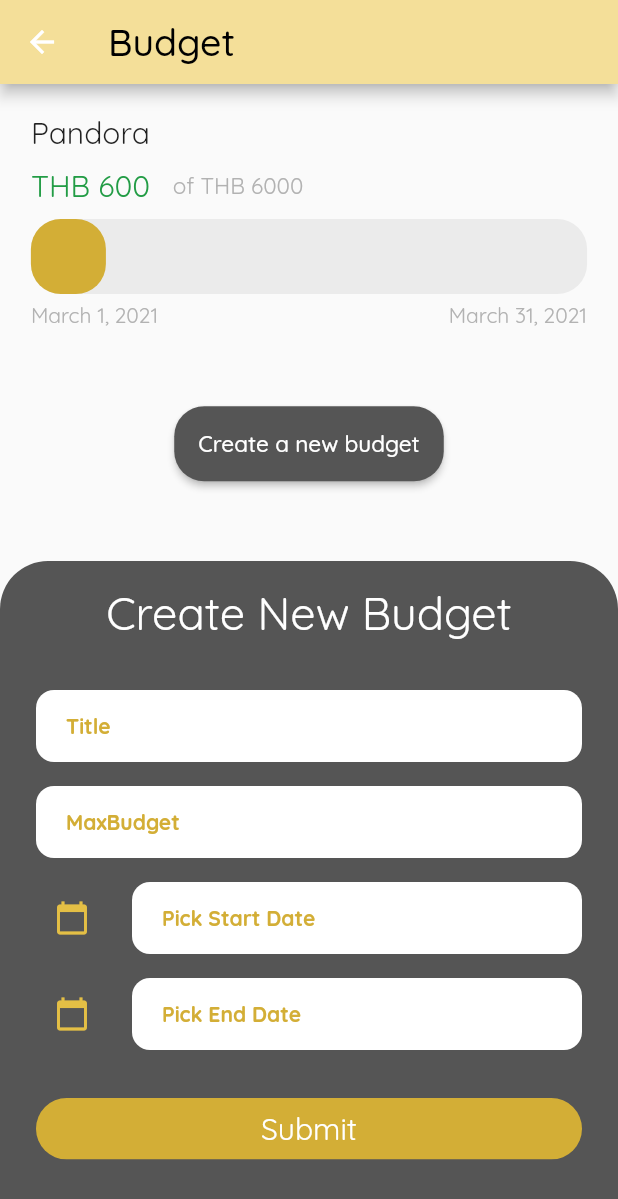
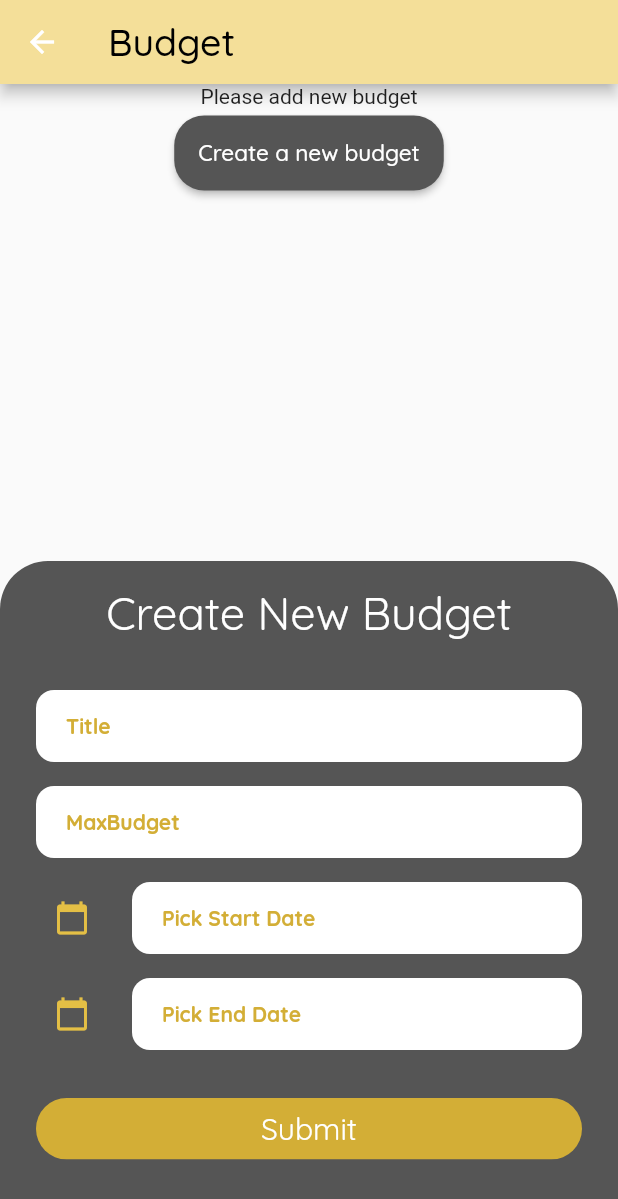
Before and after one commit to GGolfz/Setthi, a Flutter app: the BudgetScreen screen opened directly, after a tap on "Create a new budget", on a phone screen of 412 x 824 dp. Shown: the top 1199 px of the screen. Run offline on Flutter 3.47's test engine with Material 2 defaults, Android fonts, the phone set to English and light mode, and no system bars; our stand-ins replace google_fonts.

Commit message:
[Update] Create Budget Complete

```diff
--- a/lib/screens/budgetScreen.dart
+++ b/lib/screens/budgetScreen.dart
@@ -9,11 +9,32 @@ import '../widgets/budget/models/Budget.dart';
 class BudgetScreen extends StatefulWidget {
   static final routeName = '/budget';
 
-
   @override
   _BudgetScreenState createState() => _BudgetScreenState();
 }
+
 final List<Budget> _budget = [];
+Widget _buildButtonCreate(BuildContext context, Function _addNewBudget) {
+  return Center(
+    child: Container(
+      margin: EdgeInsets.all(5),
+      height: 50.0,
+      child: ElevatedButton(
+        onPressed: () {
+          _settingModalBottomSheet(context, _addNewBudget);
+        },
+        style: ElevatedButton.styleFrom(
+          primary: kNeutral450,
+          shape:
+              RoundedRectangleBorder(borderRadius: BorderRadius.circular(20)),
+        ),
+        child: Text("Create a new budget",
+            style: GoogleFonts.quicksand(fontSize: 15)),
+      ),
+    ),
+  );
+}
+
 Widget _bottomModalContainer(Widget widget) {
   return Container(
     height: 450,
@@ -30,14 +51,7 @@ Widget _bottomModalContainer(Widget widget) {
   );
 }
 
-void _addNewBudget(String title, int maxBudget) {
-  final newBudget = Budget(
-    title: title,
-    maxBudget: maxBudget,
-  );
-}
-
-void _settingModalBottomSheet(context) {
+void _settingModalBottomSheet(context, Function addNewBudget) {
   showModalBottomSheet(
       context: context,
       barrierColor: kTransparent,
@@ -47,7 +61,7 @@ void _settingModalBottomSheet(context) {
         return Wrap(
           children: [
             _bottomModalContainer(
-              BudgetForm(addBudget: _addNewBudget),
+              BudgetForm(addBudget: addNewBudget),
             ),
           ],
         );
@@ -55,6 +69,19 @@ void _settingModalBottomSheet(context) {
 }
 
 class _BudgetScreenState extends State<BudgetScreen> {
+  void _addNewBudget(
+      String title, int maxBudget, String startday, String lastDay) {
+    final newBudget = Budget(
+        title: title,
+        maxBudget: maxBudget,
+        startDay: startday,
+        endDay: lastDay);
+    setState(() {
+      _budget.add(newBudget);
+      print(_budget.length);
+    });
+  }
+
   @override
   Widget build(BuildContext context) {
     return Scaffold(
@@ -65,31 +92,22 @@ class _BudgetScreenState extends State<BudgetScreen> {
         ),
         backgroundColor: kGold200,
       ),
-      body: Column(
-        children: [
-          Center(
-              child: BudgetItem(
-                  'Pandora', 6000, 'March 1, 2021', 'March 31, 2021')),
-          Center(
-            child: Container(
-              margin: EdgeInsets.all(10),
-              height: 50.0,
-              child: ElevatedButton(
-                onPressed: () {
-                  _settingModalBottomSheet(context);
-                },
-                style: ElevatedButton.styleFrom(
-                  primary: kNeutral450,
-                  shape: RoundedRectangleBorder(
-                      borderRadius: BorderRadius.circular(20)),
-                ),
-                child: Text("Create a new budget",
-                    style: GoogleFonts.quicksand(fontSize: 15)),
-              ),
+      body: _budget.isEmpty
+          ? Column(children: [
+              Text('Please add new budget'),
+              _buildButtonCreate(context, _addNewBudget)
+            ])
+          : ListView(
+              children: [
+                ..._budget
+                    .map(
+                      (budget) => BudgetItem(budget.title, budget.maxBudget,
+                          budget.startDay.toString(), budget.endDay.toString()),
+                    )
+                    .toList(),
+                _buildButtonCreate(context, _addNewBudget)
+              ],
             ),
-          ),
-        ],
-      ),
     );
   }
 }
--- a/lib/widgets/budget/BudgetDatePicker.dart
+++ b/lib/widgets/budget/BudgetDatePicker.dart
@@ -5,13 +5,15 @@ import 'package:setthi/config/style.dart';
 
 class BudgetDatePicker extends StatefulWidget {
   final String title;
-  BudgetDatePicker({@required this.title});
+  Function getDateTime;
+
+  BudgetDatePicker({@required this.title, @required this.getDateTime});
   @override
   _BudgetDatePickerState createState() => _BudgetDatePickerState();
 }
 
 class _BudgetDatePickerState extends State<BudgetDatePicker> {
-  DateTime _dateTime;
+  String _dateTime;
   @override
   Widget build(BuildContext context) {
     return TextFormField(
@@ -27,7 +29,8 @@ class _BudgetDatePickerState extends State<BudgetDatePicker> {
                     lastDate: DateTime(2022))
                 .then((date) {
               setState(() {
-                _dateTime = date;
+                _dateTime = date.toString();
+                widget.getDateTime(_dateTime);
               });
             });
           },
--- a/lib/widgets/budget/BudgetItem.dart
+++ b/lib/widgets/budget/BudgetItem.dart
@@ -7,7 +7,7 @@ class BudgetItem extends StatefulWidget {
   final int maxBudget;
   final String startDay;
   final String finalDay;
-  BudgetItem(this.title,this.maxBudget,this.startDay,this.finalDay);
+  BudgetItem(this.title, this.maxBudget, this.startDay, this.finalDay);
   @override
   _BudgetItemState createState() => _BudgetItemState();
 }
@@ -16,14 +16,14 @@ class _BudgetItemState extends State<BudgetItem> {
   @override
   Widget build(BuildContext context) {
     return Container(
-      margin: EdgeInsets.all(20),
+      margin: EdgeInsets.all(10),
       width: MediaQuery.of(context).size.width * 0.9,
       height: MediaQuery.of(context).size.height * 0.2,
       child: Column(
         crossAxisAlignment: CrossAxisAlignment.start,
         children: [
           Text(
-           widget.title,
+            widget.title,
             style: GoogleFonts.quicksand(fontSize: 20),
           ),
           SizedBox(height: 10),
--- a/lib/widgets/budget/BudgetTextField.dart
+++ b/lib/widgets/budget/BudgetTextField.dart
@@ -19,6 +19,7 @@ class _BudgetTextFieldState extends State<BudgetTextField> {
   @override
   Widget build(BuildContext context) {
     return TextFormField(
+      controller: widget.textEditingController,
       style: kBody1Gold,
       keyboardType: widget.title == 'Title'? TextInputType.text : TextInputType.number,
       decoration: InputDecoration(
--- a/lib/widgets/budget/budgetForm.dart
+++ b/lib/widgets/budget/budgetForm.dart
@@ -16,9 +16,25 @@ class BudgetForm extends StatefulWidget {
 class _BudgetFormState extends State<BudgetForm> {
   final _title = TextEditingController();
   final _maxBudget = TextEditingController();
-  void submitData(){
-    widget.addBudget(_title,_maxBudget);
+  String startDay;
+  String lastDay;
+  void submitData() {
+    widget.addBudget(_title.text, int.tryParse(_maxBudget.text),startDay,lastDay);
+    Navigator.pop(context);
   }
+
+  void getStartDateTime(String date) {
+    setState(() {
+      startDay = date;
+    });
+  }
+
+  void getLastDateTime(String date) {
+    setState(() {
+      lastDay = date;
+    });
+  }
+
   @override
   Widget build(BuildContext context) {
     return Scaffold(
@@ -44,15 +60,19 @@ class _BudgetFormState extends State<BudgetForm> {
             kSizedBoxVerticalS,
             BudgetDatePicker(
               title: 'Pick Start Date',
+              getDateTime: getStartDateTime,
             ),
             kSizedBoxVerticalS,
             BudgetDatePicker(
               title: 'Pick End Date',
+              getDateTime: getLastDateTime,
             ),
             kSizedBoxVerticalM,
-            PrimaryButton(text: "Submit", onPressed: (){
-              submitData();
-            }),
+            PrimaryButton(
+                text: "Submit",
+                onPressed: () {
+                  submitData();
+                }),
           ]),
         ),
       ),
```
